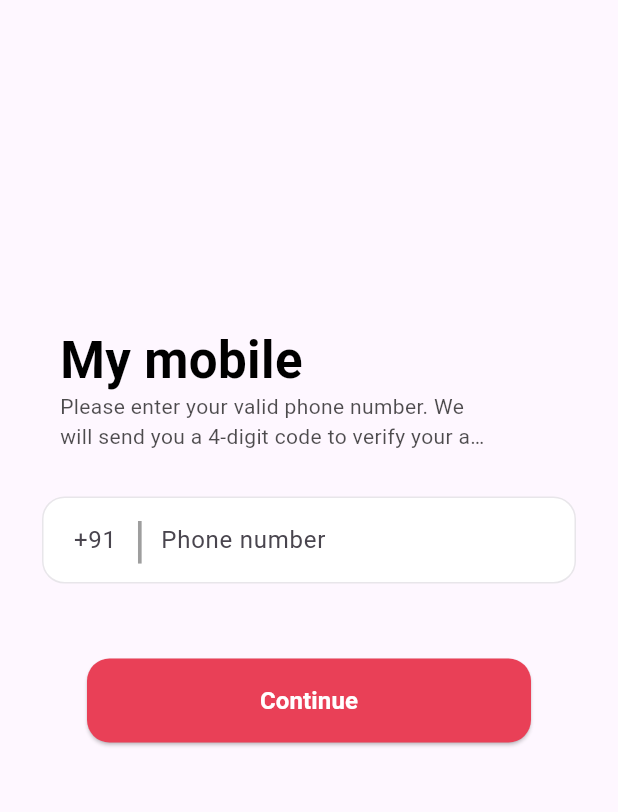
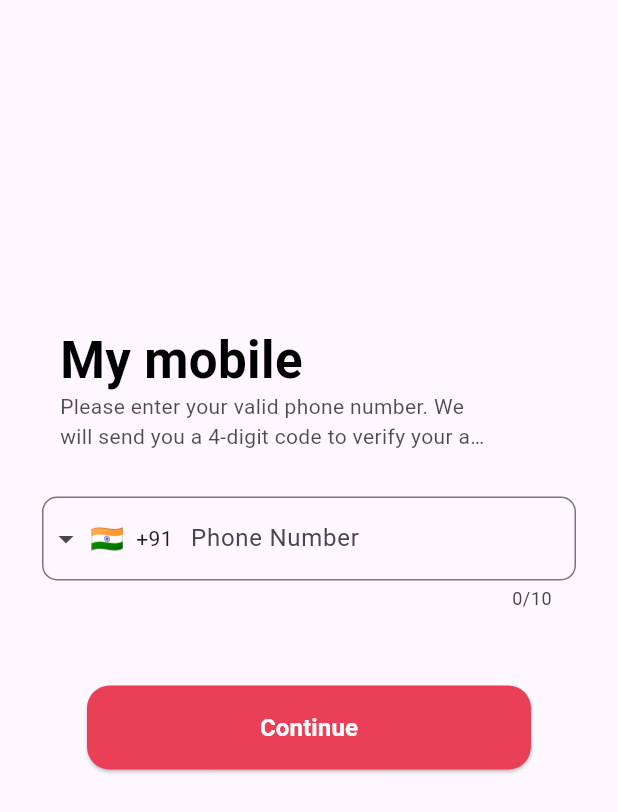
Before and after one commit to 4khil-raj/machine-task-mera_maahi, a Flutter app: the PhoneNumberScreen screen opened directly, on a phone screen of 412 x 824 dp. Shown: the top 812 px of the screen. Run offline on Flutter 3.47's test engine with Material 3 defaults, Android fonts, the phone set to English and light mode, and no system bars; drawn by our look-alikes of intl_phone_field; our stand-ins replace cached_network_image, carousel_slider, cloud_firestore, firebase_auth, firebase_core, firebase_storage and 10 more; missing offline and left inert: flutter_login_facebook; accounts and stored records are empty; generated files the repository leaves out were written again; network calls fail; Roboto replaces fonts that are missing (Sk-Modernist).

Commit message:
before_zego

```diff
--- a/lib/Const/const.dart
+++ b/lib/Const/const.dart
@@ -1,4 +1,5 @@
 import 'package:flutter/material.dart';
+
 class Const {
   static var kPaddingHorizontal = 20.0;
   static var kPaddingVertical = 10.0;
@@ -7,6 +8,8 @@ class Const {
   static const String deactivate = "deactivate";
   static const String showDialog = "showDialog";
   static const String accessToken = "accessToken";
+
+  static const String agoriAppId = '3c9c58b4037a480499da11fe813ea0b2';
 
   /// user info
   static const String userName = 'userName';
--- a/lib/Screens/Account/editprofile.dart
+++ b/lib/Screens/Account/editprofile.dart
@@ -106,13 +106,13 @@ class _EditProfileState extends State<EditProfile> {
                       Padding(
                         padding: const EdgeInsets.all(8.0),
                         child: Text(
-                          'Mariya',
+                          userAllDetails?.name ?? 'user',
                           style: TextStyle(
                               fontSize: 18, fontWeight: FontWeight.w600),
                         ),
                       ),
                       Text(
-                        'mariya@gmail.com',
+                        userAllDetails?.email ?? 'u***@gmail.com',
                         style: TextStyle(
                             fontSize: 15, fontWeight: FontWeight.w500),
                       )
--- a/lib/Screens/HomeScreen/main_screen_nav.dart
+++ b/lib/Screens/HomeScreen/main_screen_nav.dart
@@ -10,6 +10,7 @@ import 'package:flutter/material.dart';
 import 'package:flutter/widgets.dart';
 import 'package:mere_maahi_dummy/Firebase/currentuser_repo.dart';
 import 'package:mere_maahi_dummy/Firebase/fechalldata.dart';
+import 'package:mere_maahi_dummy/Screens/Account/editprofile.dart';
 import 'package:mere_maahi_dummy/Screens/MatchesScreen/daily.dart';
 import 'package:mere_maahi_dummy/Screens/SplashScreen/splash_service.dart';
 
@@ -157,7 +158,10 @@ class _MainScreenNavState extends State<MainScreenNav> {
                               ),
                             ),
                             TextButton(
-                                onPressed: () {},
+                                onPressed: () => Navigator.push(
+                                    context,
+                                    MaterialPageRoute(
+                                        builder: (c) => EditProfile())),
                                 child: Text(
                                   'Edit Profile',
                                   style: TextStyle(
--- a/lib/auth/SignInScreens/PhoneNumber/phoneNumberScreen.dart
+++ b/lib/auth/SignInScreens/PhoneNumber/phoneNumberScreen.dart
@@ -2,6 +2,7 @@ import 'package:firebase_auth/firebase_auth.dart';
 import 'package:flutter/cupertino.dart';
 import 'package:flutter/material.dart';
 import 'package:flutter/widgets.dart';
+import 'package:intl_phone_field/intl_phone_field.dart';
 import 'package:mere_maahi_dummy/auth/SignInScreens/PhoneNumber/otp_repo.dart';
 
 import 'OtpScreen.dart';
@@ -19,13 +20,13 @@ TextEditingController _countryController = TextEditingController();
 
 class _PhoneNumberScreenState extends State<PhoneNumberScreen> {
   @override
-  void dispose() {
-    // TODO: implement dispose
-    super.dispose();
-    _phoneController.dispose();
-    _emailController.dispose();
-    _countryController.dispose();
-  }
+  // void dispose() {
+  //   // TODO: implement dispose
+  //   super.dispose();
+  //   _phoneController.dispose();
+  //   _emailController.dispose();
+  //   _countryController.dispose();
+  // }
 
   @override
   Widget build(BuildContext context) {
@@ -75,50 +76,66 @@ class _PhoneNumberScreenState extends State<PhoneNumberScreen> {
             const SizedBox(
               height: 30,
             ),
-            Container(
-              height: 58,
-              decoration: ShapeDecoration(
-                color: Colors.white,
-                shape: RoundedRectangleBorder(
-                  side: const BorderSide(width: 1, color: Color(0xFFE8E6EA)),
-                  borderRadius: BorderRadius.circular(15),
+            IntlPhoneField(
+              decoration: const InputDecoration(
+                hintText: 'Phone Number',
+                border: OutlineInputBorder(
+                  borderRadius: BorderRadius.all(Radius.circular(10)),
+                  borderSide: BorderSide(),
                 ),
+                prefixIcon: Text('+'),
               ),
-              child: Row(
-                mainAxisAlignment: MainAxisAlignment.center,
-                children: [
-                  const SizedBox(
-                    width: 20,
-                  ),
-                  SizedBox(
-                    width: 40,
-                    child: TextFormField(
-                      controller: _countryController,
-                      keyboardType: TextInputType.number,
-                      decoration: const InputDecoration(
-                        hintText: '+91',
-                        // suffixIcon: Icon(Icons.keyboard_arrow_down),
-                        border: InputBorder.none,
-                      ),
-                    ),
-                  ),
-                  const Text(
-                    "|",
-                    style: TextStyle(fontSize: 33, color: Colors.grey),
-                  ),
-                  Expanded(
-                      child: TextFormField(
-                    controller: _phoneController,
-                    decoration: const InputDecoration(
-                      contentPadding: EdgeInsets.only(left: 10),
-                      border: InputBorder.none,
-                      hintText: "Phone number",
-                    ),
-                    keyboardType: TextInputType.number,
-                  ))
-                ],
-              ),
+              initialCountryCode: 'IN',
+              onChanged: (phone) {
+                setState(() {
+                  _phoneController.text = phone.completeNumber;
+                });
+              },
             ),
+            // Container(
+            //   height: 58,
+            //   decoration: ShapeDecoration(
+            //     color: Colors.white,
+            //     shape: RoundedRectangleBorder(
+            //       side: const BorderSide(width: 1, color: Color(0xFFE8E6EA)),
+            //       borderRadius: BorderRadius.circular(15),
+            //     ),
+            //   ),
+            //   child: Row(
+            //     mainAxisAlignment: MainAxisAlignment.center,
+            //     children: [
+            //       const SizedBox(
+            //         width: 20,
+            //       ),
+            //       SizedBox(
+            //         width: 40,
+            //         child: TextFormField(
+            //           controller: _countryController,
+            //           keyboardType: TextInputType.number,
+            //           decoration: const InputDecoration(
+            //             hintText: '+**',
+            //             // suffixIcon: Icon(Icons.keyboard_arrow_down),
+            //             border: InputBorder.none,
+            //           ),
+            //         ),
+            //       ),
+            //       const Text(
+            //         "|",
+            //         style: TextStyle(fontSize: 33, color: Colors.grey),
+            //       ),
+            //       Expanded(
+            //           child: TextFormField(
+            //         controller: _phoneController,
+            //         decoration: const InputDecoration(
+            //           contentPadding: EdgeInsets.only(left: 10),
+            //           border: InputBorder.none,
+            //           hintText: "Phone number",
+            //         ),
+            //         keyboardType: TextInputType.number,
+            //       ))
+            //     ],
+            //   ),
+            // ),
             // const SizedBox(
             //   height: 54,
             // ),
@@ -164,7 +181,8 @@ class _PhoneNumberScreenState extends State<PhoneNumberScreen> {
                   onPressed: () async {
                     await OtpAuthModel().loginWithPhone(
                         phoneNumber:
-                            _countryController.text + _phoneController.text,
+                            // _countryController.text +
+                            _phoneController.text,
                         verificationCompleted:
                             (PhoneAuthCredential credential) {
                           // add(OnOtpAuthenticatedEvent(credential: credential));
--- a/lib/auth/sign_up/signUp_main.dart
+++ b/lib/auth/sign_up/signUp_main.dart
@@ -12,6 +12,7 @@ import 'package:mere_maahi_dummy/Screens/ExtraScreen/thisProfileScreen.dart';
 import 'package:mere_maahi_dummy/Screens/Main/MainScreen.dart';
 import 'package:mere_maahi_dummy/auth/SignInScreens/PhoneNumber/profile_build.dart';
 import 'package:mere_maahi_dummy/auth/SignInScreens/signInwithEmailScreen.dart';
+import 'package:mere_maahi_dummy/auth/sign_up/signUp_with_email.dart';
 import '../../Widget/CustomImageViewer.dart';
 import '../../core/utils/image_constant.dart';
 import '../../domain/facebookauth/facebook_auth_helper.dart';
@@ -51,7 +52,7 @@ class _SignUpScreenState extends State<SignUpScreen> {
                 ),
                 InkWell(
                   onTap: () {
-                    Get.to(SignInWithEmail(), transition: Transition.upToDown);
+                    Get.to(SignUpWithEmail(), transition: Transition.upToDown);
                     // Navigator.push(
                     //     context,
                     //     MaterialPageRoute(
--- a/lib/forget_repo/forget_pass_repo.dart
+++ b/lib/forget_repo/forget_pass_repo.dart
@@ -31,6 +31,7 @@ class ForgetPasscodeRepo {
             fontSize: 16.0);
       });
     } else {
+      Navigator.pop(context);
       Fluttertoast.showToast(
           msg: 'Email is not in out database ',
           toastLength: Toast.LENGTH_SHORT,
--- a/pubspec.yaml
+++ b/pubspec.yaml
@@ -72,6 +72,7 @@ dependencies:
   intl_phone_field: ^3.2.0
   intl_phone_number_input: ^0.7.4
   url_launcher: ^6.2.6
+  simple_gradient_text: ^1.3.0
 
 dev_dependencies:
   flutter_test:
```
Also changed, not shown: lib/Const/biodata.dart (added, +9 -0 lines), lib/Screens/forgotPassword/forgotPassword_screen.dart (+27 -6 lines), lib/auth/SignInScreens/PhoneNumber/profile_build.dart (+15 -1 lines), lib/auth/sign_up/signUp_with_email.dart (+29 -2 lines), pubspec.lock.
